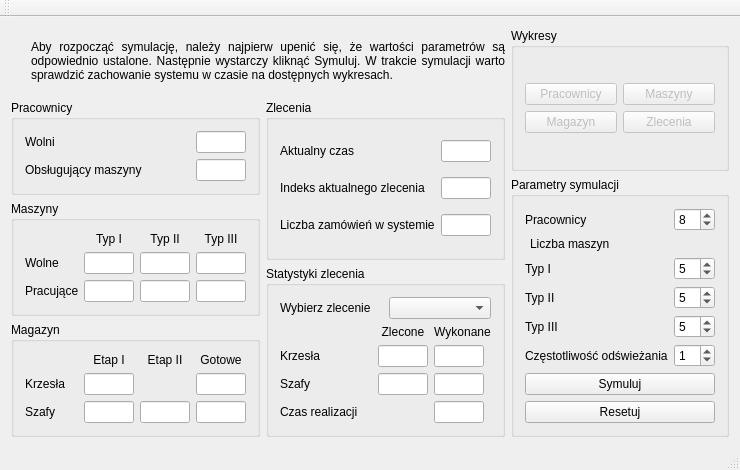
wgml/SSPD, file mainwindow.ui: the form before one commit.
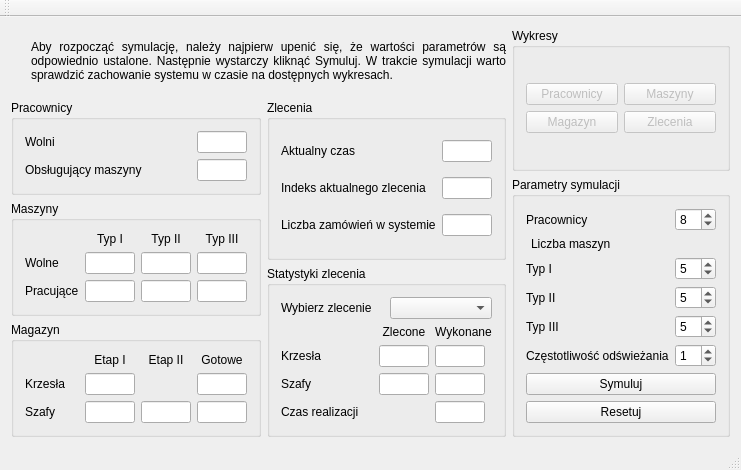
The form after the commit.

The edit to the form file:
```diff
--- a/mainwindow.ui
+++ b/mainwindow.ui
@@ -18,14 +18,14 @@
   </property>
   <property name="minimumSize">
    <size>
-    <width>740</width>
-    <height>470</height>
+    <width>0</width>
+    <height>0</height>
    </size>
   </property>
   <property name="maximumSize">
    <size>
-    <width>740</width>
-    <height>470</height>
+    <width>1000</width>
+    <height>600</height>
    </size>
   </property>
   <property name="windowTitle">
```
Left out of the diff: 2 changed lines with no effect on the pictures.
